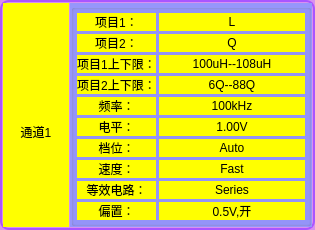
First picture: the form in UiFiles/clsChannelSettings.ui, repository caicaiking/WKELightWave, before the edit.
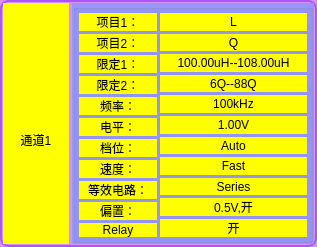
Second picture: the form after the edit. Icons and pictures are not drawn. Custom widgets are drawn as their Qt base class.

```diff
--- a/UiFiles/clsChannelSettings.ui
+++ b/UiFiles/clsChannelSettings.ui
@@ -6,8 +6,8 @@
    <rect>
     <x>0</x>
     <y>0</y>
-    <width>315</width>
-    <height>205</height>
+    <width>317</width>
+    <height>224</height>
    </rect>
   </property>
   <property name="maximumSize">
@@ -42,7 +42,7 @@
     <number>3</number>
    </property>
    <property name="spacing">
-    <number>1</number>
+    <number>3</number>
    </property>
    <item row="0" column="0">
     <layout class="QVBoxLayout" name="verticalLayout" stretch="0,1">
@@ -128,7 +128,7 @@
       <number>0</number>
      </property>
      <widget class="QWidget" name="page">
-      <layout class="QGridLayout" name="gridLayout_3" rowstretch="0">
+      <layout class="QGridLayout" name="gridLayout_3" rowstretch="0,0">
        <property name="leftMargin">
         <number>1</number>
        </property>
@@ -144,7 +144,7 @@
        <property name="spacing">
         <number>1</number>
        </property>
-       <item row="0" column="0">
+       <item row="1" column="0">
         <widget class="QGroupBox" name="groupBox">
          <property name="minimumSize">
           <size>
@@ -158,7 +158,7 @@
          <property name="title">
           <string/>
          </property>
-         <layout class="QGridLayout" name="gridLayout" columnstretch="0,1">
+         <layout class="QGridLayout" name="gridLayout" columnstretch="1,1">
           <property name="leftMargin">
            <number>3</number>
           </property>
@@ -179,9 +179,6 @@
             <property name="spacing">
              <number>3</number>
             </property>
-            <property name="rightMargin">
-             <number>0</number>
-            </property>
             <item>
              <widget class="QLabel" name="labelItem1">
               <property name="minimumSize">
@@ -253,7 +250,7 @@
 font: 12pt &quot;楷体&quot;;</string>
               </property>
               <property name="text">
-               <string>项目1上下限：</string>
+               <string>限定1：</string>
               </property>
               <property name="alignment">
                <set>Qt::AlignCenter</set>
@@ -279,7 +276,7 @@
 font: 12pt &quot;楷体&quot;;</string>
               </property>
               <property name="text">
-               <string>项目2上下限：</string>
+               <string>限定2：</string>
               </property>
               <property name="alignment">
                <set>Qt::AlignCenter</set>
@@ -442,6 +439,32 @@
               </property>
              </widget>
             </item>
+            <item>
+             <widget class="QLabel" name="labelRelay">
+              <property name="minimumSize">
+               <size>
+                <width>0</width>
+                <height>0</height>
+               </size>
+              </property>
+              <property name="maximumSize">
+               <size>
+                <width>100</width>
+                <height>16777215</height>
+               </size>
+              </property>
+              <property name="styleSheet">
+               <string notr="true">background-color: rgb(255, 255, 0);
+font: 12pt &quot;楷体&quot;;</string>
+              </property>
+              <property name="text">
+               <string>Relay</string>
+              </property>
+              <property name="alignment">
+               <set>Qt::AlignCenter</set>
+              </property>
+             </widget>
+            </item>
            </layout>
           </item>
           <item row="0" column="1">
@@ -493,7 +516,7 @@
              <widget class="QLabel" name="labelLimit11">
               <property name="minimumSize">
                <size>
-                <width>0</width>
+                <width>147</width>
                 <height>0</height>
                </size>
               </property>
@@ -502,7 +525,7 @@
 font: 12pt &quot;楷体&quot;;</string>
               </property>
               <property name="text">
-               <string>100uH--108uH</string>
+               <string>100.00uH--108.00uH</string>
               </property>
               <property name="alignment">
                <set>Qt::AlignCenter</set>
@@ -649,6 +672,26 @@
               </property>
              </widget>
             </item>
+            <item>
+             <widget class="QLabel" name="labelRelaySwitch">
+              <property name="minimumSize">
+               <size>
+                <width>0</width>
+                <height>0</height>
+               </size>
+              </property>
+              <property name="styleSheet">
+               <string notr="true">background-color: rgb(255, 255, 0);
+font: 12pt &quot;楷体&quot;;</string>
+              </property>
+              <property name="text">
+               <string>开</string>
+              </property>
+              <property name="alignment">
+               <set>Qt::AlignCenter</set>
+              </property>
+             </widget>
+            </item>
            </layout>
           </item>
          </layout>
```
Left out of the diff: 2 changed lines with no effect on the pictures.
